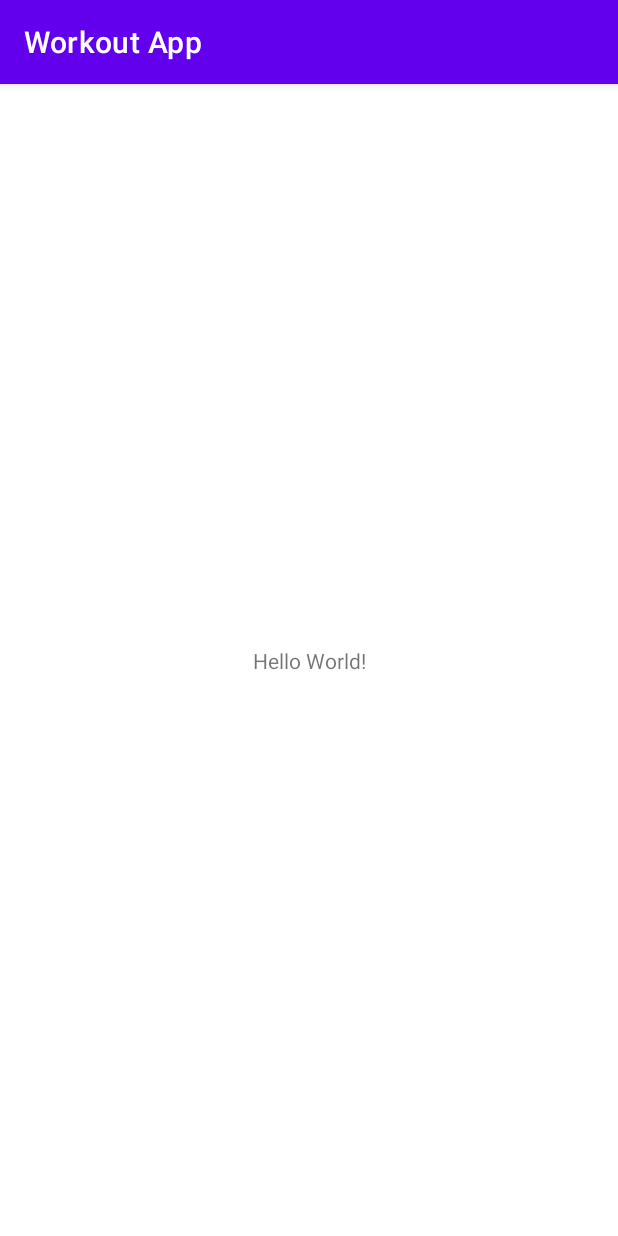
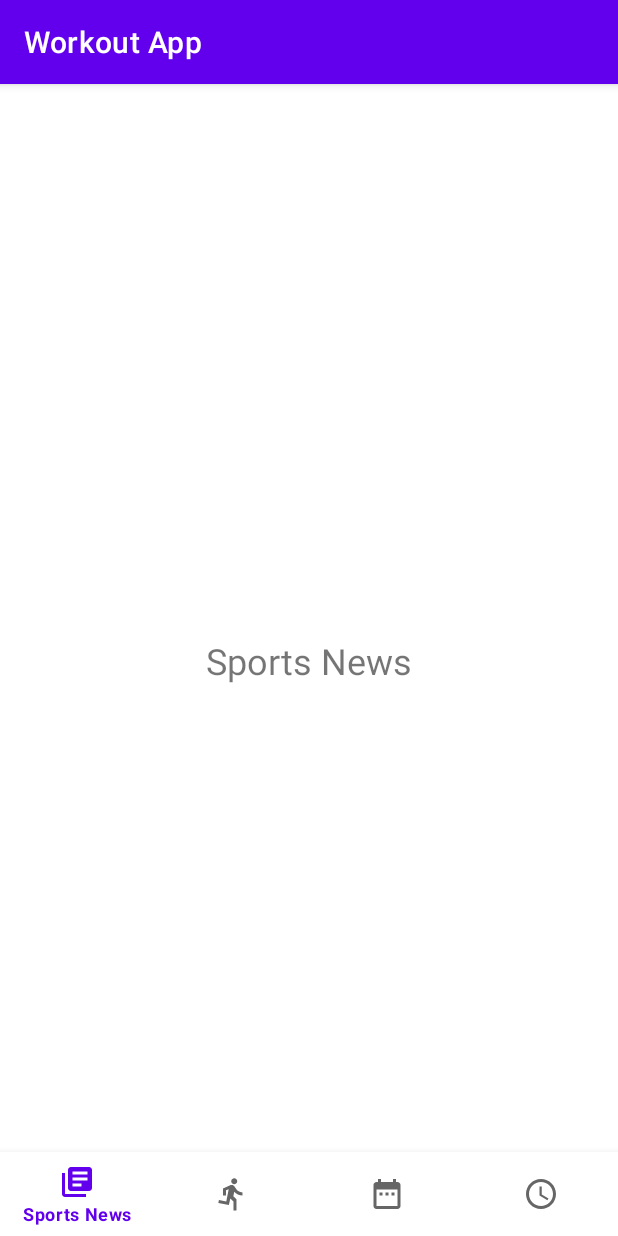
Before and after one commit to mastree/android-workout-tracker-app, an Android app: the screen it shows after launch (MainActivity), on a phone screen of 412 x 824 dp. Run offline under Robolectric (Android 15) with nearby library versions, the phone set to English and light mode, and no system bars; our stand-ins replace navigation-ui.

Commit message:
add bottom navigation

```diff
--- a/app/build.gradle
+++ b/app/build.gradle
@@ -39,6 +39,9 @@ dependencies {
     implementation 'androidx.appcompat:appcompat:1.2.0'
     implementation 'com.google.android.material:material:1.3.0'
     implementation 'androidx.constraintlayout:constraintlayout:2.0.4'
+    implementation 'androidx.navigation:navigation-fragment-ktx:2.3.5'
+    implementation 'androidx.navigation:navigation-ui-ktx:2.3.5'
+    implementation 'androidx.legacy:legacy-support-v4:1.0.0'
     testImplementation 'junit:junit:4.+'
     androidTestImplementation 'androidx.test.ext:junit:1.1.2'
     androidTestImplementation 'androidx.test.espresso:espresso-core:3.3.0'
--- a/app/src/main/java/com/saraga/workoutapp/MainActivity.kt
+++ b/app/src/main/java/com/saraga/workoutapp/MainActivity.kt
@@ -2,10 +2,17 @@ package com.saraga.workoutapp
 
 import androidx.appcompat.app.AppCompatActivity
 import android.os.Bundle
+import androidx.navigation.findNavController
+import androidx.navigation.ui.setupWithNavController
+import com.google.android.material.bottomnavigation.BottomNavigationView
 
 class MainActivity : AppCompatActivity() {
     override fun onCreate(savedInstanceState: Bundle?) {
         super.onCreate(savedInstanceState)
         setContentView(R.layout.activity_main)
+
+        val bottomNav = findViewById<BottomNavigationView>(R.id.bottomNavMain)
+        val navController = findNavController(R.id.fragmentMain)
+        bottomNav.setupWithNavController(navController)
     }
 }
--- /dev/null
+++ b/app/src/main/java/com/saraga/workoutapp/SportsNews.kt
@@ -0,0 +1,59 @@
+package com.saraga.workoutapp
+
+import android.os.Bundle
+import androidx.fragment.app.Fragment
+import android.view.LayoutInflater
+import android.view.View
+import android.view.ViewGroup
+
+// TODO: Rename parameter arguments, choose names that match
+// the fragment initialization parameters, e.g. ARG_ITEM_NUMBER
+private const val ARG_PARAM1 = "param1"
+private const val ARG_PARAM2 = "param2"
+
+/**
+ * A simple [Fragment] subclass.
+ * Use the [SportsNews.newInstance] factory method to
+ * create an instance of this fragment.
+ */
+class SportsNews : Fragment() {
+    // TODO: Rename and change types of parameters
+    private var param1: String? = null
+    private var param2: String? = null
+
+    override fun onCreate(savedInstanceState: Bundle?) {
+        super.onCreate(savedInstanceState)
+        arguments?.let {
+            param1 = it.getString(ARG_PARAM1)
+            param2 = it.getString(ARG_PARAM2)
+        }
+    }
+
+    override fun onCreateView(
+        inflater: LayoutInflater, container: ViewGroup?,
+        savedInstanceState: Bundle?
+    ): View? {
+        // Inflate the layout for this fragment
+        return inflater.inflate(R.layout.fragment_sports_news, container, false)
+    }
+
+    companion object {
+        /**
+         * Use this factory method to create a new instance of
+         * this fragment using the provided parameters.
+         *
+         * @param param1 Parameter 1.
+         * @param param2 Parameter 2.
+         * @return A new instance of fragment SportsNews.
+         */
+        // TODO: Rename and change types and number of parameters
+        @JvmStatic
+        fun newInstance(param1: String, param2: String) =
+            SportsNews().apply {
+                arguments = Bundle().apply {
+                    putString(ARG_PARAM1, param1)
+                    putString(ARG_PARAM2, param2)
+                }
+            }
+    }
+}
--- /dev/null
+++ b/app/src/main/res/drawable/ic_date_range.xml
@@ -0,0 +1,10 @@
+<vector xmlns:android="http://schemas.android.com/apk/res/android"
+    android:width="24dp"
+    android:height="24dp"
+    android:viewportWidth="24"
+    android:viewportHeight="24"
+    android:tint="?attr/colorControlNormal">
+  <path
+      android:fillColor="@android:color/white"
+      android:pathData="M9,11L7,11v2h2v-2zM13,11h-2v2h2v-2zM17,11h-2v2h2v-2zM19,4h-1L18,2h-2v2L8,4L8,2L6,2v2L5,4c-1.11,0 -1.99,0.9 -1.99,2L3,20c0,1.1 0.89,2 2,2h14c1.1,0 2,-0.9 2,-2L21,6c0,-1.1 -0.9,-2 -2,-2zM19,20L5,20L5,9h14v11z"/>
+</vector>
--- /dev/null
+++ b/app/src/main/res/drawable/ic_news.xml
@@ -0,0 +1,10 @@
+<vector xmlns:android="http://schemas.android.com/apk/res/android"
+    android:width="24dp"
+    android:height="24dp"
+    android:viewportWidth="24"
+    android:viewportHeight="24"
+    android:tint="?attr/colorControlNormal">
+  <path
+      android:fillColor="@android:color/white"
+      android:pathData="M4,6L2,6v14c0,1.1 0.9,2 2,2h14v-2L4,20L4,6zM20,2L8,2c-1.1,0 -2,0.9 -2,2v12c0,1.1 0.9,2 2,2h12c1.1,0 2,-0.9 2,-2L22,4c0,-1.1 -0.9,-2 -2,-2zM19,11L9,11L9,9h10v2zM15,15L9,15v-2h6v2zM19,7L9,7L9,5h10v2z"/>
+</vector>
--- /dev/null
+++ b/app/src/main/res/drawable/ic_running.xml
@@ -0,0 +1,10 @@
+<vector xmlns:android="http://schemas.android.com/apk/res/android"
+    android:width="24dp"
+    android:height="24dp"
+    android:viewportWidth="24"
+    android:viewportHeight="24"
+    android:tint="?attr/colorControlNormal">
+  <path
+      android:fillColor="@android:color/white"
+      android:pathData="M13.49,5.48c1.1,0 2,-0.9 2,-2s-0.9,-2 -2,-2 -2,0.9 -2,2 0.9,2 2,2zM9.89,19.38l1,-4.4 2.1,2v6h2v-7.5l-2.1,-2 0.6,-3c1.3,1.5 3.3,2.5 5.5,2.5v-2c-1.9,0 -3.5,-1 -4.3,-2.4l-1,-1.6c-0.4,-0.6 -1,-1 -1.7,-1 -0.3,0 -0.5,0.1 -0.8,0.1l-5.2,2.2v4.7h2v-3.4l1.8,-0.7 -1.6,8.1 -4.9,-1 -0.4,2 7,1.4z"/>
+</vector>
--- /dev/null
+++ b/app/src/main/res/drawable/ic_schedule.xml
@@ -0,0 +1,13 @@
+<vector xmlns:android="http://schemas.android.com/apk/res/android"
+    android:width="24dp"
+    android:height="24dp"
+    android:viewportWidth="24"
+    android:viewportHeight="24"
+    android:tint="?attr/colorControlNormal">
+  <path
+      android:fillColor="@android:color/white"
+      android:pathData="M11.99,2C6.47,2 2,6.48 2,12s4.47,10 9.99,10C17.52,22 22,17.52 22,12S17.52,2 11.99,2zM12,20c-4.42,0 -8,-3.58 -8,-8s3.58,-8 8,-8 8,3.58 8,8 -3.58,8 -8,8z"/>
+  <path
+      android:fillColor="@android:color/white"
+      android:pathData="M12.5,7H11v6l5.25,3.15 0.75,-1.23 -4.5,-2.67z"/>
+</vector>
--- a/app/src/main/res/layout/activity_main.xml
+++ b/app/src/main/res/layout/activity_main.xml
@@ -6,13 +6,24 @@
     android:layout_height="match_parent"
     tools:context=".MainActivity">
 
-    <TextView
-        android:layout_width="wrap_content"
+    <fragment
+        android:id="@+id/fragmentMain"
+        android:name="androidx.navigation.fragment.NavHostFragment"
+        android:layout_width="match_parent"
+        android:layout_height="match_parent"
+        app:defaultNavHost="true"
+        app:layout_constraintBottom_toBottomOf="parent"
+        app:layout_constraintEnd_toEndOf="parent"
+        app:layout_constraintStart_toStartOf="parent"
+        app:layout_constraintTop_toTopOf="parent"
+        app:navGraph="@navigation/bottom_navigation" />
+
+    <com.google.android.material.bottomnavigation.BottomNavigationView
+        android:id="@+id/bottomNavMain"
+        android:layout_width="match_parent"
         android:layout_height="wrap_content"
-        android:text="Hello World!"
         app:layout_constraintBottom_toBottomOf="parent"
-        app:layout_constraintLeft_toLeftOf="parent"
-        app:layout_constraintRight_toRightOf="parent"
-        app:layout_constraintTop_toTopOf="parent" />
-
+        app:layout_constraintEnd_toEndOf="parent"
+        app:layout_constraintStart_toStartOf="parent"
+        app:menu="@menu/bottom_nav_menu" />
 </androidx.constraintlayout.widget.ConstraintLayout>
--- /dev/null
+++ b/app/src/main/res/layout/fragment_sports_news.xml
@@ -0,0 +1,20 @@
+<?xml version="1.0" encoding="utf-8"?>
+<androidx.constraintlayout.widget.ConstraintLayout xmlns:android="http://schemas.android.com/apk/res/android"
+    xmlns:app="http://schemas.android.com/apk/res-auto"
+    xmlns:tools="http://schemas.android.com/tools"
+    android:layout_width="match_parent"
+    android:layout_height="match_parent"
+    tools:context=".SportsNews">
+
+    <!-- TODO: Update blank fragment layout -->
+    <TextView
+        android:layout_width="wrap_content"
+        android:layout_height="wrap_content"
+        android:text="Sports News"
+        android:textSize="24sp"
+        app:layout_constraintBottom_toBottomOf="parent"
+        app:layout_constraintEnd_toEndOf="parent"
+        app:layout_constraintStart_toStartOf="parent"
+        app:layout_constraintTop_toTopOf="parent" />
+
+</androidx.constraintlayout.widget.ConstraintLayout>
--- /dev/null
+++ b/app/src/main/res/menu/bottom_nav_menu.xml
@@ -0,0 +1,20 @@
+<?xml version="1.0" encoding="utf-8"?>
+<menu xmlns:android="http://schemas.android.com/apk/res/android">
+
+    <item
+        android:id="@+id/sportsNews"
+        android:icon="@drawable/ic_news"
+        android:title="Sports News" />
+    <item
+        android:id="@+id/trainingTracker"
+        android:icon="@drawable/ic_running"
+        android:title="Training Tracker" />
+    <item
+        android:id="@+id/trainingHistory"
+        android:icon="@drawable/ic_date_range"
+        android:title="Training History" />
+    <item
+        android:id="@+id/trainingScheduler"
+        android:icon="@drawable/ic_schedule"
+        android:title="Training Scheduler" />
+</menu>
--- /dev/null
+++ b/app/src/main/res/navigation/bottom_navigation.xml
@@ -0,0 +1,28 @@
+<?xml version="1.0" encoding="utf-8"?>
+<navigation xmlns:android="http://schemas.android.com/apk/res/android"
+    xmlns:app="http://schemas.android.com/apk/res-auto"
+    xmlns:tools="http://schemas.android.com/tools"
+    android:id="@+id/bottom_navigation"
+    app:startDestination="@id/sportsNews">
+
+    <fragment
+        android:id="@+id/sportsNews"
+        android:name="com.saraga.workoutapp.SportsNews"
+        android:label="fragment_sports_news"
+        tools:layout="@layout/fragment_sports_news" />
+    <fragment
+        android:id="@+id/trainingTracker"
+        android:name="com.saraga.workoutapp.TrainingTracker"
+        android:label="fragment_training_tracker"
+        tools:layout="@layout/fragment_training_tracker" />
+    <fragment
+        android:id="@+id/trainingHistory"
+        android:name="com.saraga.workoutapp.TrainingHistory"
+        android:label="fragment_training_history"
+        tools:layout="@layout/fragment_training_history" />
+    <fragment
+        android:id="@+id/trainingScheduler"
+        android:name="com.saraga.workoutapp.TrainingScheduler"
+        android:label="fragment_training_scheduler"
+        tools:layout="@layout/fragment_training_scheduler" />
+</navigation>
--- a/app/src/main/res/values/strings.xml
+++ b/app/src/main/res/values/strings.xml
@@ -1,3 +1,5 @@
 <resources>
     <string name="app_name">Workout App</string>
+    <!-- TODO: Remove or change this placeholder text -->
+    <string name="hello_blank_fragment">Hello blank fragment</string>
 </resources>
```
Also changed, not shown: app/src/main/java/com/saraga/workoutapp/TrainingHistory.kt (added, +59 -0 lines), app/src/main/java/com/saraga/workoutapp/TrainingScheduler.kt (added, +59 -0 lines), app/src/main/java/com/saraga/workoutapp/TrainingTracker.kt (added, +59 -0 lines), app/src/main/res/layout/fragment_training_history.xml (added, +20 -0 lines), app/src/main/res/layout/fragment_training_scheduler.xml (added, +20 -0 lines), app/src/main/res/layout/fragment_training_tracker.xml (added, +20 -0 lines).
